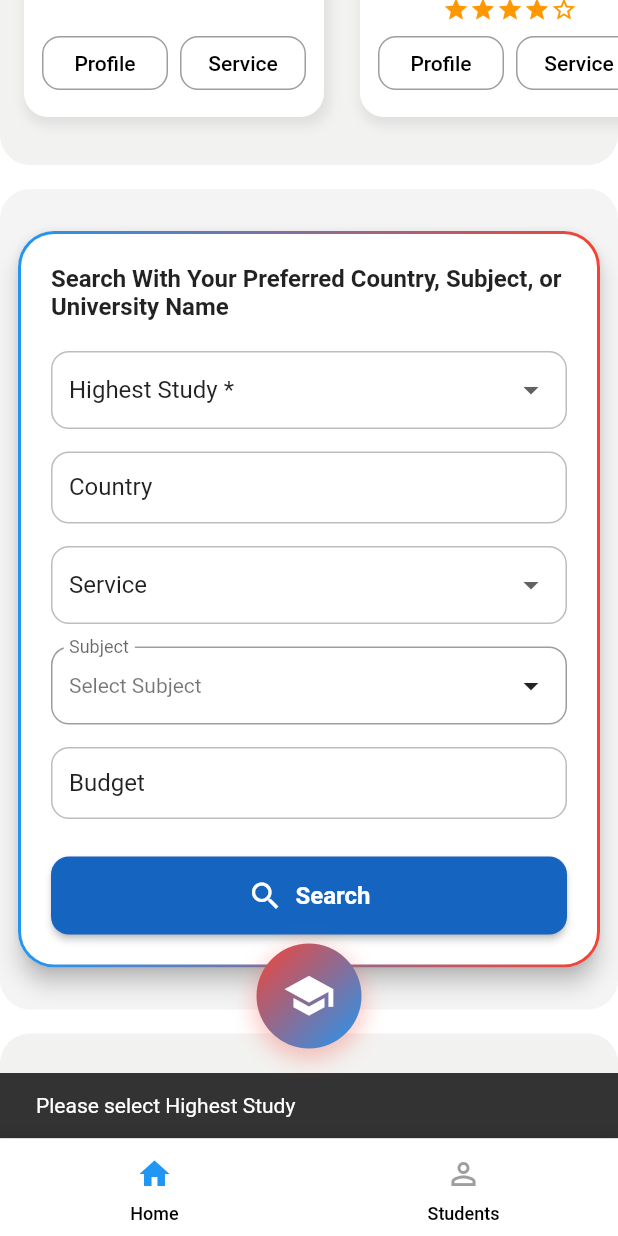
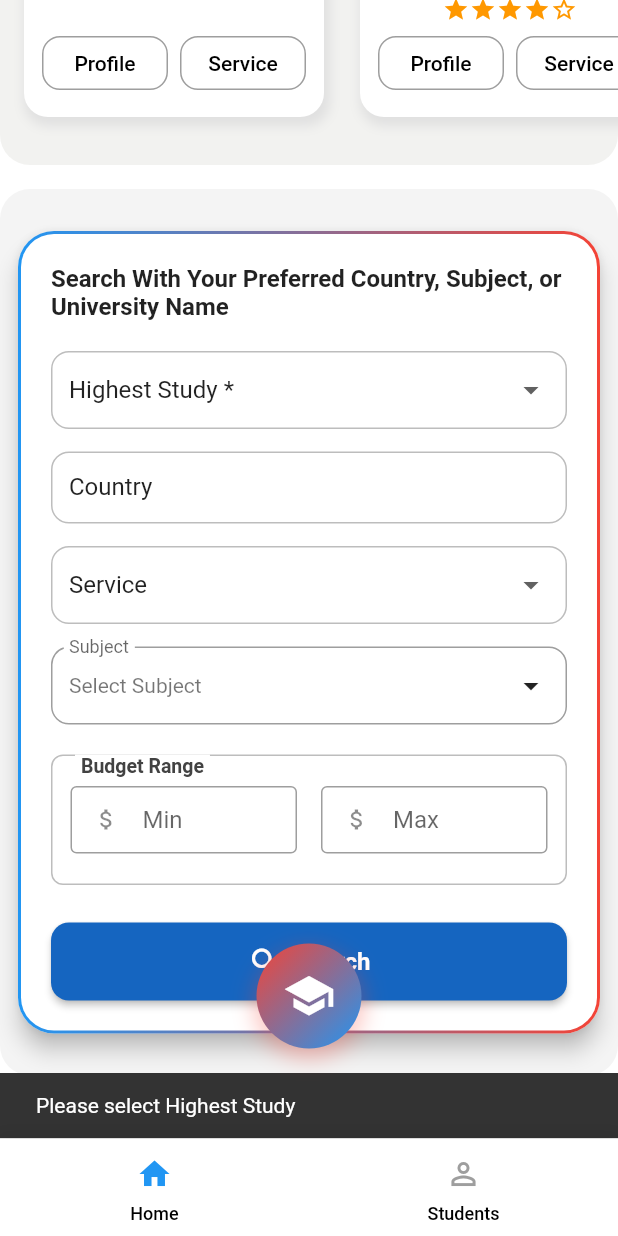
Before and after one commit to Md-Junaead/eduwise, a Flutter app: the screen it shows after launch, scrolled down 1152 dp, after a tap on "Search", on a phone screen of 412 x 824 dp. Run offline on Flutter 3.47's test engine with Material 3 defaults, Android fonts, the light colour scheme and no system bars; our stand-ins replace cached_network_image, carousel_slider, country_picker, file_picker, get; missing offline and left inert: country_flags; network calls fail.

Commit message:
Min & Max on Budget, Currency Choice need to be updatd

```diff
--- a/lib/screens/default/home/widget/faq_section.dart
+++ b/lib/screens/default/home/widget/faq_section.dart
@@ -73,7 +73,10 @@ class FAQSection extends StatelessWidget {
                     elevation: 1,
                     shape: RoundedRectangleBorder(
                       borderRadius: BorderRadius.circular(10),
-                      side: const BorderSide(color: Colors.red, width: 1.0),
+                      side: const BorderSide(
+                        color: TColors.secondary,
+                        width: 1.0,
+                      ),
                     ),
                     child: ExpansionTile(
                       iconColor: Colors.blue,
--- a/lib/screens/default/home/widget/filter_section.dart
+++ b/lib/screens/default/home/widget/filter_section.dart
@@ -8,7 +8,8 @@ class FilterProvider extends ChangeNotifier {
   String? country;
   String? service;
   String? subject;
-  double? budget;
+  double? minBudget;
+  double? maxBudget;
 
   /// ✅ Keep controller here so it persists (cleaner state management)
   final TextEditingController countryController = TextEditingController();
@@ -34,8 +35,13 @@ class FilterProvider extends ChangeNotifier {
     notifyListeners();
   }
 
-  void setBudget(double value) {
-    budget = value;
+  void setMinBudget(double value) {
+    minBudget = value;
+    notifyListeners();
+  }
+
+  void setMaxBudget(double value) {
+    maxBudget = value;
     notifyListeners();
   }
 
@@ -218,17 +224,95 @@ class FilterFormCard extends StatelessWidget {
                     },
                   ),
 
-                  const SizedBox(height: 15),
+                  const SizedBox(height: 20),
 
-                  /// Budget
-                  TextFormField(
-                    decoration: _inputDecoration("Budget"),
+                  /// ✅ Modern Budget Range Section (Floating Label)
+                  Stack(
+                    children: [
+                      Container(
+                        padding: const EdgeInsets.symmetric(
+                          vertical: 20,
+                          horizontal: 12,
+                        ),
+                        decoration: BoxDecoration(
+                          border: Border.all(color: Colors.grey.shade400),
+                          borderRadius: BorderRadius.circular(8),
+                        ),
+                        child: Row(
+                          children: [
+                            Expanded(
+                              child: SizedBox(
+                                height: 45,
+                                child: TextField(
+                                  decoration: InputDecoration(
+                                    prefixIcon: const Icon(
+                                      Icons.attach_money,
+                                      size: 18,
+                                    ),
+                                    hintText: "Min",
+                                    contentPadding: const EdgeInsets.symmetric(
+                                      vertical: 10,
+                                    ),
+                                    border: const OutlineInputBorder(),
+                                  ),
                                   keyboardType: TextInputType.number,
                                   onChanged: (value) {
                                     if (value.isNotEmpty) {
-                        provider.setBudget(double.tryParse(value) ?? 0);
+                                      provider.setMinBudget(
+                                        double.tryParse(value) ?? 0,
+                                      );
                                     }
                                   },
+                                ),
+                              ),
+                            ),
+                            const SizedBox(width: 16),
+                            Expanded(
+                              child: SizedBox(
+                                height: 45,
+                                child: TextField(
+                                  decoration: InputDecoration(
+                                    prefixIcon: const Icon(
+                                      Icons.attach_money,
+                                      size: 18,
+                                    ),
+                                    hintText: "Max",
+                                    contentPadding: const EdgeInsets.symmetric(
+                                      vertical: 10,
+                                    ),
+                                    border: const OutlineInputBorder(),
+                                  ),
+                                  keyboardType: TextInputType.number,
+                                  onChanged: (value) {
+                                    if (value.isNotEmpty) {
+                                      provider.setMaxBudget(
+                                        double.tryParse(value) ?? 0,
+                                      );
+                                    }
+                                  },
+                                ),
+                              ),
+                            ),
+                          ],
+                        ),
+                      ),
+                      Positioned(
+                        left: 16,
+                        top: 0,
+                        child: Container(
+                          padding: const EdgeInsets.symmetric(horizontal: 4),
+                          color: Colors.white,
+                          child: Text(
+                            "Budget Range",
+                            style: TextStyle(
+                              fontSize: 13,
+                              fontWeight: FontWeight.w600,
+                              color: Colors.grey.shade800,
+                            ),
+                          ),
+                        ),
+                      ),
+                    ],
                   ),
 
                   const SizedBox(height: 25),
@@ -256,7 +340,11 @@ class FilterFormCard extends StatelessWidget {
                       onPressed: () {
                         if (provider.isValid()) {
                           ScaffoldMessenger.of(context).showSnackBar(
-                            const SnackBar(content: Text("Searching...")),
+                            SnackBar(
+                              content: Text(
+                                "Searching with budget range: ${provider.minBudget ?? 0} - ${provider.maxBudget ?? 0}",
+                              ),
+                            ),
                           );
                         } else {
                           ScaffoldMessenger.of(context).showSnackBar(
@@ -437,17 +525,20 @@ class _SubjectPickerSheetState extends State<_SubjectPickerSheet> {
   @override
   Widget build(BuildContext context) {
     final bottom = MediaQuery.of(context).viewInsets.bottom;
+    final maxHeight = MediaQuery.of(context).size.height * 0.85;
 
     return SafeArea(
       top: false,
       child: Padding(
         padding: EdgeInsets.only(bottom: bottom),
+        child: ConstrainedBox(
+          constraints: BoxConstraints(maxHeight: maxHeight),
+          child: SingleChildScrollView(
             child: Padding(
               padding: const EdgeInsets.fromLTRB(16, 10, 16, 16),
               child: Column(
                 mainAxisSize: MainAxisSize.min,
                 children: [
-              /// drag handle
                   Container(
                     width: 42,
                     height: 5,
@@ -457,8 +548,6 @@ class _SubjectPickerSheetState extends State<_SubjectPickerSheet> {
                       borderRadius: BorderRadius.circular(100),
                     ),
                   ),
-
-              /// Header row
                   Row(
                     children: [
                       Expanded(
@@ -477,8 +566,6 @@ class _SubjectPickerSheetState extends State<_SubjectPickerSheet> {
                     ],
                   ),
                   const SizedBox(height: 8),
-
-              /// Search box
                   TextField(
                     controller: _ctrl,
                     autofocus: true,
@@ -500,8 +587,6 @@ class _SubjectPickerSheetState extends State<_SubjectPickerSheet> {
                     ),
                   ),
                   const SizedBox(height: 12),
-
-              /// Results
                   ConstrainedBox(
                     constraints: const BoxConstraints(maxHeight: 420),
                     child: _filtered.isEmpty
@@ -513,6 +598,7 @@ class _SubjectPickerSheetState extends State<_SubjectPickerSheet> {
                           )
                         : ListView.separated(
                             shrinkWrap: true,
+                            physics: const BouncingScrollPhysics(),
                             itemCount: _filtered.length,
                             separatorBuilder: (_, __) =>
                                 Divider(height: 1, color: Colors.grey.shade300),
@@ -535,6 +621,8 @@ class _SubjectPickerSheetState extends State<_SubjectPickerSheet> {
                           ),
                   ),
                 ],
+              ),
+            ),
           ),
         ),
       ),
```
Lines whose indentation alone changed are shown as unchanged.
